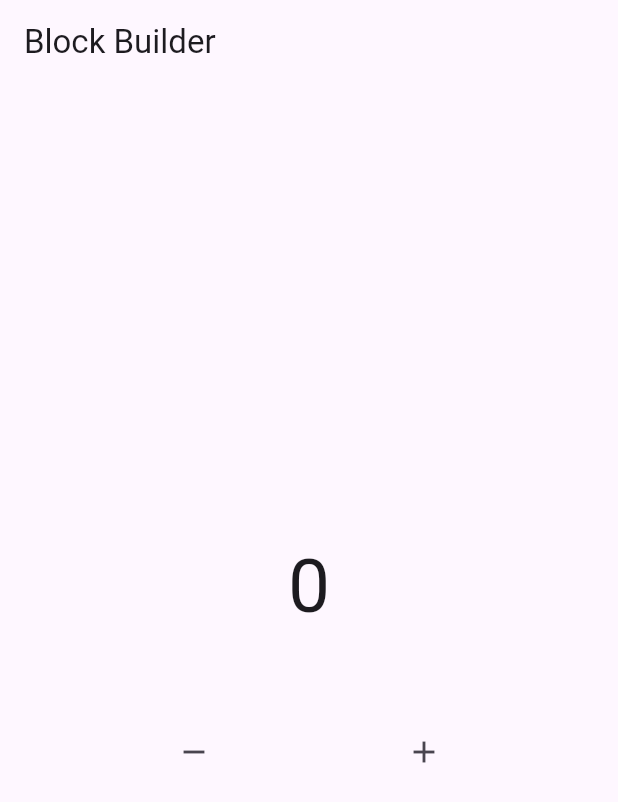
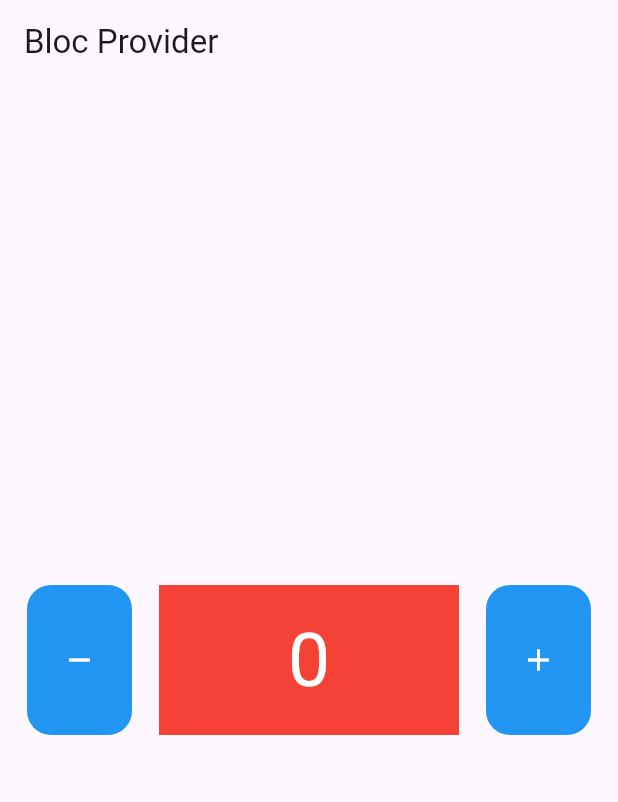
Before and after one commit to natadekoko-rin/belajar_bloc, a Flutter app: the screen it shows after launch, on a phone screen of 412 x 824 dp. Shown: the top 802 px of the screen. Run offline on Flutter 3.47's test engine with Material 3 defaults, Android fonts, the phone set to English and light mode, and no system bars; our stand-ins replace flutter_bloc.

Commit message:
feat : widget dipisah pisah (belum pake bloc provider)

```diff
--- /dev/null
+++ b/lib/pages/center_widget.dart
@@ -0,0 +1,30 @@
+import 'package:belajar_bloc/bloc/counter.dart';
+import 'package:flutter/material.dart';
+import 'package:flutter_bloc/flutter_bloc.dart';
+
+class CenterWidget extends StatelessWidget {
+  const CenterWidget({
+    super.key,
+    required this.mycounter,
+  });
+
+  // masih data class counter yg sama (via constructor)
+  final Counter mycounter;
+
+  @override
+  Widget build(BuildContext context) {
+    return Center(
+        child: BlocBuilder(
+      bloc: mycounter,
+      builder: (context, state) {
+        return Text(
+          "$state",
+          style: TextStyle(
+            fontSize: 50,
+            color: Colors.white,
+          ),
+        );
+      },
+    ));
+  }
+}
--- /dev/null
+++ b/lib/pages/data_widget.dart
@@ -0,0 +1,26 @@
+import 'package:belajar_bloc/bloc/counter.dart';
+import 'package:belajar_bloc/pages/center_widget.dart';
+import 'package:flutter/material.dart';
+import 'package:flutter_bloc/flutter_bloc.dart';
+
+class DataWidget extends StatelessWidget {
+  DataWidget({
+    super.key,
+    required this.mycounter, //lemparan dari luar
+  });
+
+  //data yg diambil dari constructor (data lemparan) data ini sama dengan data yg diinisialisasi di home.dart
+  final Counter mycounter;
+
+  Counter mycounter2 = Counter();
+
+  @override
+  Widget build(BuildContext context) {
+    return Container(
+      height: 100,
+      width: 200,
+      color: Colors.red,
+      child: CenterWidget(mycounter: mycounter),
+    );
+  }
+}
--- a/lib/pages/home.dart
+++ b/lib/pages/home.dart
@@ -1,67 +1,72 @@
 import 'package:belajar_bloc/bloc/counter.dart';
+import 'package:belajar_bloc/pages/data_widget.dart';
 import 'package:flutter/material.dart';
-import 'package:flutter_bloc/flutter_bloc.dart';
 
 class HomePage extends StatelessWidget {
+  // inisial class counter
   Counter mycounter = Counter();
+  Counter mycounter2 = Counter();
 
   @override
   Widget build(BuildContext context) {
     return Scaffold(
-        appBar: AppBar(
-          title: const Text('Block Builder'),
-        ),
+      appBar: AppBar(title: Text('Bloc Provider'), actions: []),
       body: Column(
         mainAxisAlignment: MainAxisAlignment.center,
         children: [
-            // StreamBuilder(
-            //     initialData: mycounter.init,
-            //     stream: mycounter.stream,
-            //     builder: (context, snapshot) {
-            //       return Text(
-            //         "${snapshot.data}",
-            //         style: const TextStyle(fontSize: 50),
-            //       );
-            //     }),
-
-            // tipe counter dan tipe statenya
-            BlocBuilder<Counter, int>(
-              bloc: mycounter,
-              // akan build widget baru jika trus
-              buildWhen: (prev, curent) {
-                // print(prev);
-                // print(curent);
-                // return false;
-                if (curent % 2 == 0) {
-                  return true;
-                } else {
-                  return false;
-                }
-              },
-              builder: (context, state) {
-                return Text(
-                  "$state",
-                  style: const TextStyle(fontSize: 50),
-                );
-              },
-            ),
-            SizedBox(height: 50),
           Row(
             mainAxisAlignment: MainAxisAlignment.spaceEvenly,
             children: [
-                IconButton(
-                    onPressed: () {
+              // button minus
+              Material(
+                color: Colors.blue,
+                borderRadius: BorderRadius.circular(16),
+                child: InkWell(
+                  onTap: () {
                     mycounter.decrement();
                   },
-                    icon: const Icon(Icons.remove)),
-                IconButton(
-                    onPressed: () {
+                  borderRadius: BorderRadius.circular(16),
+                  child: const SizedBox(
+                    height: 100,
+                    width: 70,
+                    // color: Colors.blue,
+                    child: Center(
+                      child: Icon(
+                        Icons.remove,
+                        color: Colors.white,
+                      ),
+                    ),
+                  ),
+                ),
+              ),
+              // widget data counter
+              DataWidget(mycounter: mycounter),
+              // 1button plus
+              Material(
+                color: Colors.blue,
+                borderRadius: BorderRadius.circular(16),
+                child: InkWell(
+                  onTap: () {
                     mycounter.increment();
                   },
-                    icon: const Icon(Icons.add))
+                  borderRadius: BorderRadius.circular(16),
+                  child: Container(
+                    height: 100,
+                    width: 70,
+                    // color: Colors.blue,
+                    child: Center(
+                      child: Icon(
+                        Icons.add,
+                        color: Colors.white,
+                      ),
+                    ),
+                  ),
+                ),
+              ),
             ],
-            )
+          ),
         ],
-        ));
+      ),
+    );
   }
 }
```
Lines whose indentation alone changed are shown as unchanged.
